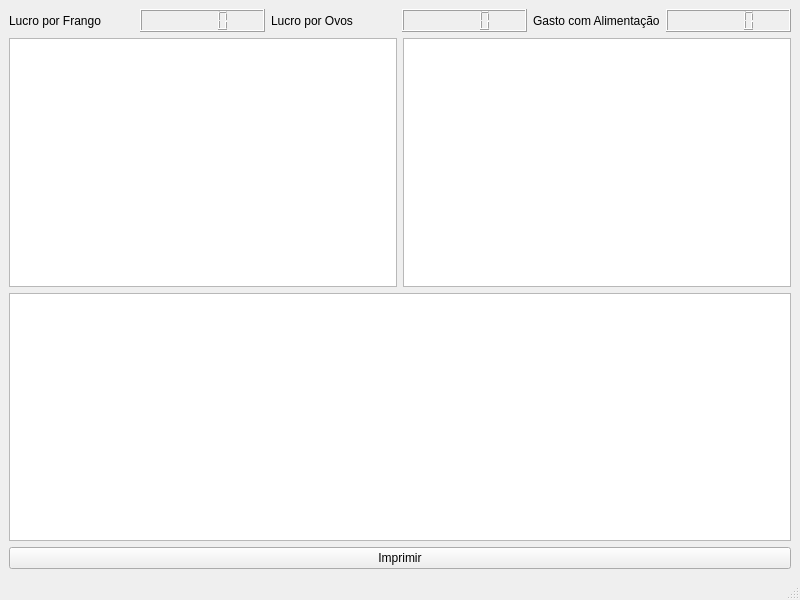
Qt form QChickenMain/relatoriowindow.ui (mrlucasrib/QChicken) before a commit.
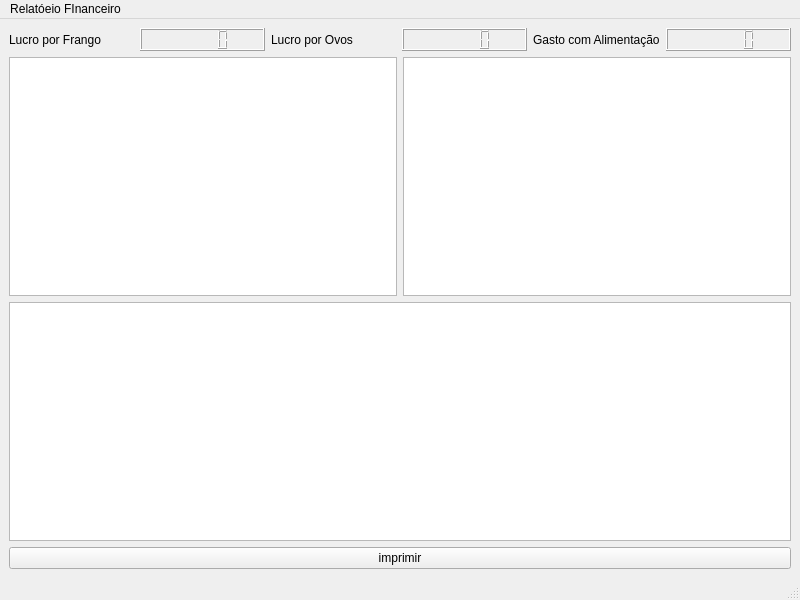
The same form after that commit.

```diff
--- a/QChickenMain/relatoriowindow.ui
+++ b/QChickenMain/relatoriowindow.ui
@@ -62,7 +62,10 @@
     <item row="3" column="0">
      <widget class="QPushButton" name="pushButton">
       <property name="text">
-       <string>Imprimir</string>
+       <string>imprimir</string>
+      </property>
+      <property name="checkable">
+       <bool>false</bool>
       </property>
      </widget>
     </item>
@@ -80,6 +83,12 @@
      <height>21</height>
     </rect>
    </property>
+   <widget class="QMenu" name="menuRelat_eio_FInanceiro">
+    <property name="title">
+     <string>Relatóeio FInanceiro</string>
+    </property>
+   </widget>
+   <addaction name="menuRelat_eio_FInanceiro"/>
   </widget>
   <widget class="QStatusBar" name="statusbar"/>
  </widget>
```
Left out of the diff: 6 changed lines with no effect on the pictures.
